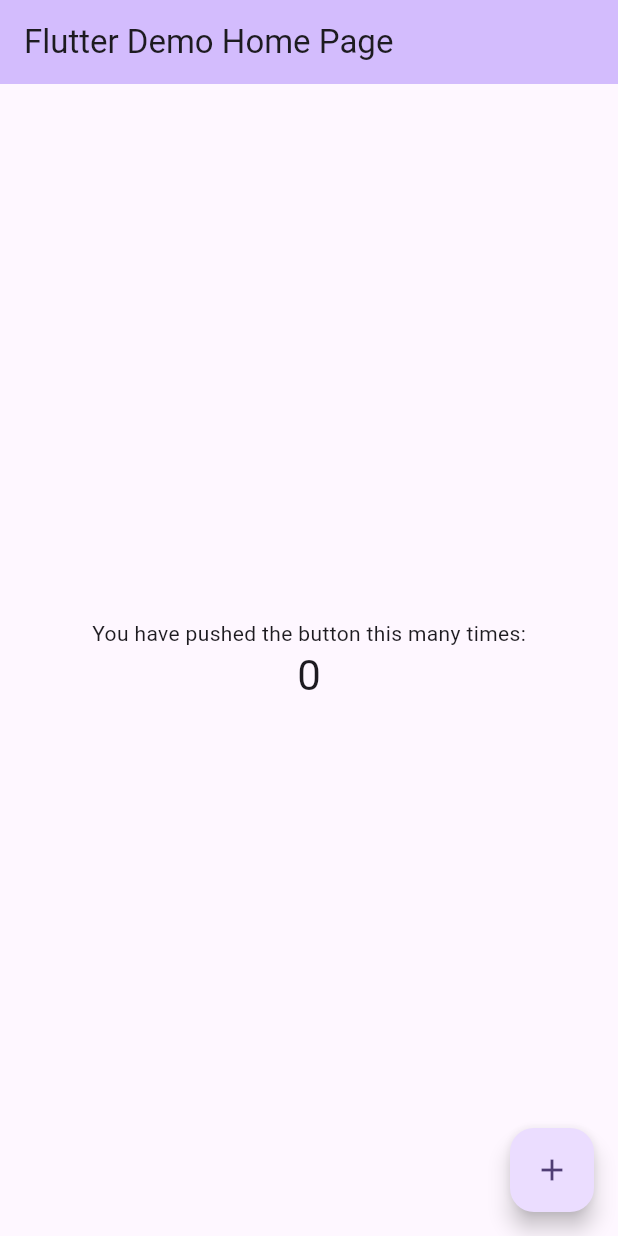
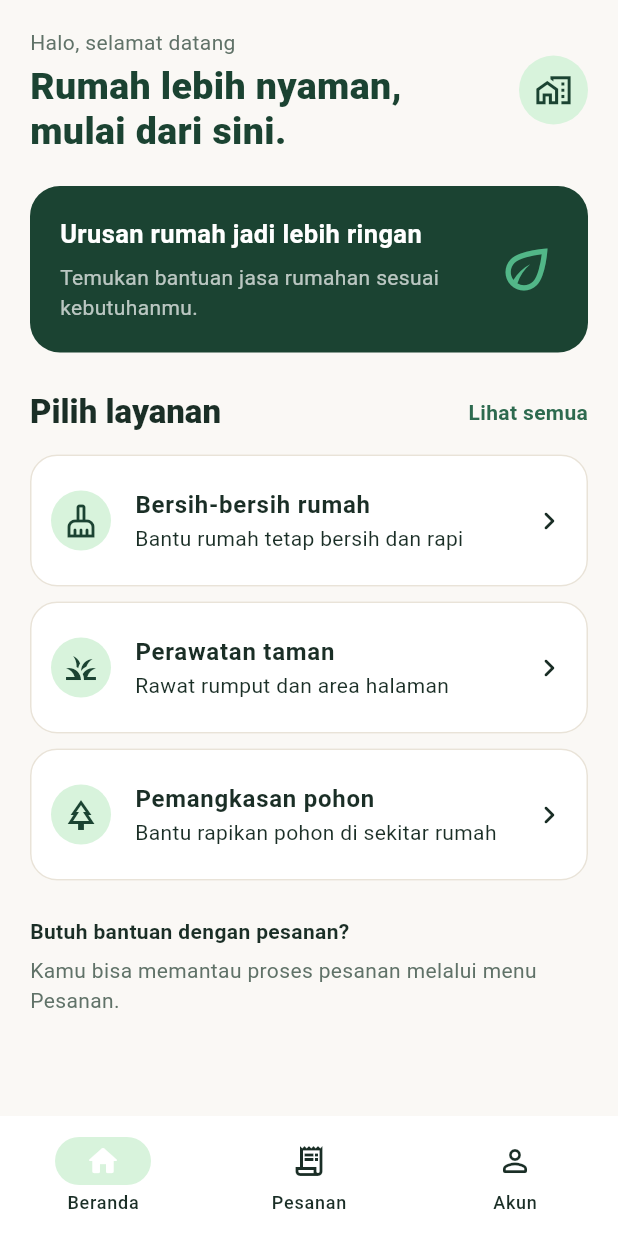
Before and after one commit to NielTur/jasa-rumahan, a Flutter app: the screen it shows after launch, on a phone screen of 412 x 824 dp. Run offline on Flutter 3.47's test engine with Material 3 defaults, Android fonts, the phone set to English and light mode, and no system bars; our stand-ins replace dio, shared_preferences.

Commit message:
feat(customer): implement eco green UI foundation

```diff
--- a/apps/customer_app/lib/main.dart
+++ b/apps/customer_app/lib/main.dart
@@ -1,122 +1,25 @@
 import 'package:flutter/material.dart';
+import 'package:core/core.dart';
 
-void main() {
+import 'theme/app_theme.dart';
+import 'ui/main_navigation_page.dart';
+
+Future<void> main() async {
+  WidgetsFlutterBinding.ensureInitialized();
+  await AppFormatters.initialize();
   runApp(const MyApp());
 }
 
 class MyApp extends StatelessWidget {
   const MyApp({super.key});
 
-  // This widget is the root of your application.
   @override
   Widget build(BuildContext context) {
     return MaterialApp(
-      title: 'Flutter Demo',
-      theme: ThemeData(
-        // This is the theme of your application.
-        //
-        // TRY THIS: Try running your application with "flutter run". You'll see
-        // the application has a purple toolbar. Then, without quitting the app,
-        // try changing the seedColor in the colorScheme below to Colors.green
-        // and then invoke "hot reload" (save your changes or press the "hot
-        // reload" button in a Flutter-supported IDE, or press "r" if you used
-        // the command line to start the app).
-        //
-        // Notice that the counter didn't reset back to zero; the application
-        // state is not lost during the reload. To reset the state, use hot
-        // restart instead.
-        //
-        // This works for code too, not just values: Most code changes can be
-        // tested with just a hot reload.
-        colorScheme: .fromSeed(seedColor: Colors.deepPurple),
-      ),
-      home: const MyHomePage(title: 'Flutter Demo Home Page'),
+      title: 'JasaRumahan',
+      debugShowCheckedModeBanner: false,
+      theme: AppTheme.lightTheme,
+      home: const MainNavigationPage(),
     );
   }
 }
-
-class MyHomePage extends StatefulWidget {
-  const MyHomePage({super.key, required this.title});
-
-  // This widget is the home page of your application. It is stateful, meaning
-  // that it has a State object (defined below) that contains fields that affect
-  // how it looks.
-
-  // This class is the configuration for the state. It holds the values (in this
-  // case the title) provided by the parent (in this case the App widget) and
-  // used by the build method of the State. Fields in a Widget subclass are
-  // always marked "final".
-
-  final String title;
-
-  @override
-  State<MyHomePage> createState() => _MyHomePageState();
-}
-
-class _MyHomePageState extends State<MyHomePage> {
-  int _counter = 0;
-
-  void _incrementCounter() {
-    setState(() {
-      // This call to setState tells the Flutter framework that something has
-      // changed in this State, which causes it to rerun the build method below
-      // so that the display can reflect the updated values. If we changed
-      // _counter without calling setState(), then the build method would not be
-      // called again, and so nothing would appear to happen.
-      _counter++;
-    });
-  }
-
-  @override
-  Widget build(BuildContext context) {
-    // This method is rerun every time setState is called, for instance as done
-    // by the _incrementCounter method above.
-    //
-    // The Flutter framework has been optimized to make rerunning build methods
-    // fast, so that you can just rebuild anything that needs updating rather
-    // than having to individually change instances of widgets.
-    return Scaffold(
-      appBar: AppBar(
-        // TRY THIS: Try changing the color here to a specific color (to
-        // Colors.amber, perhaps?) and trigger a hot reload to see the AppBar
-        // change color while the other colors stay the same.
-        backgroundColor: Theme.of(context).colorScheme.inversePrimary,
-        // Here we take the value from the MyHomePage object that was created by
-        // the App.build method, and use it to set our appbar title.
-        title: Text(widget.title),
-      ),
-      body: Center(
-        // Center is a layout widget. It takes a single child and positions it
-        // in the middle of the parent.
-        child: Column(
-          // Column is also a layout widget. It takes a list of children and
-          // arranges them vertically. By default, it sizes itself to fit its
-          // children horizontally, and tries to be as tall as its parent.
-          //
-          // Column has various properties to control how it sizes itself and
-          // how it positions its children. Here we use mainAxisAlignment to
-          // center the children vertically; the main axis here is the vertical
-          // axis because Columns are vertical (the cross axis would be
-          // horizontal).
-          //
-          // TRY THIS: Invoke "debug painting" (choose the "Toggle Debug Paint"
-          // action in the IDE, or press "p" in the console), to see the
-          // wireframe for each widget.
-          mainAxisAlignment: .center,
-          children: [
-            const Text('You have pushed the button this many times:'),
-            Text(
-              '$_counter',
-              style: Theme.of(context).textTheme.headlineMedium,
-            ),
-          ],
-        ),
-      ),
-      floatingActionButton: FloatingActionButton(
-        onPressed: _incrementCounter,
-        tooltip: 'Increment',
-        child: const Icon(Icons.add),
-      ),
-    );
-  }
-}
--- /dev/null
+++ b/apps/customer_app/lib/theme/app_colors.dart
@@ -0,0 +1,16 @@
+import 'package:flutter/material.dart';
+
+class AppColors {
+  static const forestDeep = Color(0xFF1B4332);
+  static const emeraldActive = Color(0xFF2D6A4F);
+  static const sageFresh = Color(0xFF52B788);
+  static const mintTint = Color(0xFFD8F3DC);
+  static const canvasCream = Color(0xFFFAF8F5);
+  static const surfaceSand = Color(0xFFF2EDE4);
+  static const borderHairline = Color(0xFFE9E3D8);
+  static const charcoalSlate = Color(0xFF1A2E26);
+  static const mutedStone = Color(0xFF607268);
+  static const amberWarning = Color(0xFFD97706);
+  static const coralDanger = Color(0xFFDC2626);
+  static const blueMidtrans = Color(0xFF002855);
+}
--- /dev/null
+++ b/apps/customer_app/lib/theme/app_theme.dart
@@ -0,0 +1,73 @@
+import 'package:flutter/material.dart';
+
+import 'app_colors.dart';
+
+class AppTheme {
+  static ThemeData get lightTheme {
+    const colorScheme = ColorScheme(
+      brightness: Brightness.light,
+      primary: AppColors.forestDeep,
+      onPrimary: Colors.white,
+      secondary: AppColors.emeraldActive,
+      onSecondary: Colors.white,
+      error: AppColors.coralDanger,
+      onError: Colors.white,
+      surface: Colors.white,
+      onSurface: AppColors.charcoalSlate,
+    );
+
+    return ThemeData(
+      useMaterial3: true,
+      colorScheme: colorScheme,
+      scaffoldBackgroundColor: AppColors.canvasCream,
+      fontFamily: 'Roboto',
+      appBarTheme: const AppBarTheme(
+        backgroundColor: AppColors.canvasCream,
+        foregroundColor: AppColors.charcoalSlate,
+        elevation: 0,
+        centerTitle: false,
+        titleTextStyle: TextStyle(
+          color: AppColors.charcoalSlate,
+          fontSize: 20,
+          fontWeight: FontWeight.w700,
+        ),
+      ),
+      cardTheme: CardThemeData(
+        color: Colors.white,
+        elevation: 0,
+        margin: EdgeInsets.zero,
+        shape: RoundedRectangleBorder(
+          borderRadius: BorderRadius.circular(18),
+          side: const BorderSide(color: AppColors.borderHairline),
+        ),
+      ),
+      elevatedButtonTheme: ElevatedButtonThemeData(
+        style: ElevatedButton.styleFrom(
+          backgroundColor: AppColors.forestDeep,
+          foregroundColor: Colors.white,
+          minimumSize: const Size.fromHeight(48),
+          shape: RoundedRectangleBorder(
+            borderRadius: BorderRadius.circular(14),
+          ),
+        ),
+      ),
+      inputDecorationTheme: InputDecorationTheme(
+        filled: true,
+        fillColor: Colors.white,
+        border: OutlineInputBorder(
+          borderRadius: BorderRadius.circular(14),
+          borderSide: const BorderSide(color: AppColors.borderHairline),
+        ),
+        enabledBorder: OutlineInputBorder(
+          borderRadius: BorderRadius.circular(14),
+          borderSide: const BorderSide(color: AppColors.borderHairline),
+        ),
+      ),
+      navigationBarTheme: const NavigationBarThemeData(
+        backgroundColor: Colors.white,
+        indicatorColor: AppColors.mintTint,
+        labelBehavior: NavigationDestinationLabelBehavior.alwaysShow,
+      ),
+    );
+  }
+}
--- /dev/null
+++ b/apps/customer_app/lib/ui/home_page.dart
@@ -0,0 +1,156 @@
+import 'package:flutter/material.dart';
+
+import '../theme/app_colors.dart';
+
+class HomePage extends StatelessWidget {
+  const HomePage({super.key});
+
+  @override
+  Widget build(BuildContext context) {
+    return SafeArea(
+      child: ListView(
+        padding: const EdgeInsets.fromLTRB(20, 18, 20, 28),
+        children: [
+          Row(
+            children: [
+              const Expanded(
+                child: Column(
+                  crossAxisAlignment: CrossAxisAlignment.start,
+                  children: [
+                    Text('Halo, selamat datang',
+                        style: TextStyle(color: AppColors.mutedStone)),
+                    SizedBox(height: 4),
+                    Text('Rumah lebih nyaman,\nmulai dari sini.',
+                        style: TextStyle(
+                          color: AppColors.forestDeep,
+                          fontSize: 25,
+                          height: 1.2,
+                          fontWeight: FontWeight.w800,
+                        )),
+                  ],
+                ),
+              ),
+              CircleAvatar(
+                radius: 23,
+                backgroundColor: AppColors.mintTint,
+                child: Icon(Icons.home_work_outlined,
+                    color: AppColors.forestDeep, size: 25),
+              ),
+            ],
+          ),
+          const SizedBox(height: 22),
+          const _WelcomeBanner(),
+          const SizedBox(height: 26),
+          Row(
+            mainAxisAlignment: MainAxisAlignment.spaceBetween,
+            children: [
+              Text('Pilih layanan',
+                  style: Theme.of(context).textTheme.titleLarge?.copyWith(
+                        fontWeight: FontWeight.w800,
+                        color: AppColors.charcoalSlate,
+                      )),
+              const Text('Lihat semua',
+                  style: TextStyle(
+                      color: AppColors.emeraldActive,
+                      fontWeight: FontWeight.w700)),
+            ],
+          ),
+          const SizedBox(height: 14),
+          const _ServiceTile(
+            icon: Icons.cleaning_services_outlined,
+            title: 'Bersih-bersih rumah',
+            subtitle: 'Bantu rumah tetap bersih dan rapi',
+          ),
+          const SizedBox(height: 10),
+          const _ServiceTile(
+            icon: Icons.grass_outlined,
+            title: 'Perawatan taman',
+            subtitle: 'Rawat rumput dan area halaman',
+          ),
+          const SizedBox(height: 10),
+          const _ServiceTile(
+            icon: Icons.park_outlined,
+            title: 'Pemangkasan pohon',
+            subtitle: 'Bantu rapikan pohon di sekitar rumah',
+          ),
+          const SizedBox(height: 24),
+          const Text('Butuh bantuan dengan pesanan?',
+              style: TextStyle(
+                  color: AppColors.charcoalSlate,
+                  fontWeight: FontWeight.w700)),
+          const SizedBox(height: 6),
+          const Text(
+            'Kamu bisa memantau proses pesanan melalui menu Pesanan.',
+            style: TextStyle(color: AppColors.mutedStone, height: 1.4),
+          ),
+        ],
+      ),
+    );
+  }
+}
+
+class _WelcomeBanner extends StatelessWidget {
+  const _WelcomeBanner();
+
+  @override
+  Widget build(BuildContext context) {
+    return Container(
+      padding: const EdgeInsets.all(20),
+      decoration: BoxDecoration(
+        color: AppColors.forestDeep,
+        borderRadius: BorderRadius.circular(20),
+      ),
+      child: const Row(
+        children: [
+          Expanded(
+            child: Column(
+              crossAxisAlignment: CrossAxisAlignment.start,
+              children: [
+                Text('Urusan rumah jadi lebih ringan',
+                    style: TextStyle(
+                        color: Colors.white,
+                        fontSize: 17,
+                        fontWeight: FontWeight.w700)),
+                SizedBox(height: 7),
+                Text('Temukan bantuan jasa rumahan sesuai kebutuhanmu.',
+                    style: TextStyle(color: Colors.white70, height: 1.4)),
+              ],
+            ),
+          ),
+          SizedBox(width: 10),
+          Icon(Icons.eco_outlined, color: AppColors.sageFresh, size: 42),
+        ],
+      ),
+    );
+  }
+}
+
+class _ServiceTile extends StatelessWidget {
+  const _ServiceTile({
+    required this.icon,
+    required this.title,
+    required this.subtitle,
+  });
+
+  final IconData icon;
+  final String title;
+  final String subtitle;
+
+  @override
+  Widget build(BuildContext context) {
+    return Card(
+      child: ListTile(
+        contentPadding: const EdgeInsets.symmetric(horizontal: 14, vertical: 8),
+        leading: CircleAvatar(
+          backgroundColor: AppColors.mintTint,
+          child: Icon(icon, color: AppColors.forestDeep),
+        ),
+        title: Text(title,
+            style: const TextStyle(fontWeight: FontWeight.w700)),
+        subtitle: Text(subtitle),
+        trailing: const Icon(Icons.chevron_right_rounded),
+        onTap: () {},
+      ),
+    );
+  }
+}
--- /dev/null
+++ b/apps/customer_app/lib/ui/main_navigation_page.dart
@@ -0,0 +1,48 @@
+import 'package:flutter/material.dart';
+
+import 'account_page.dart';
+import 'home_page.dart';
+import 'orders_page.dart';
+
+class MainNavigationPage extends StatefulWidget {
+  const MainNavigationPage({super.key});
+
+  @override
+  State<MainNavigationPage> createState() => _MainNavigationPageState();
+}
+
+class _MainNavigationPageState extends State<MainNavigationPage> {
+  int _selectedIndex = 0;
+
+  static const _pages = [HomePage(), OrdersPage(), AccountPage()];
+
+  @override
+  Widget build(BuildContext context) {
+    return Scaffold(
+      body: IndexedStack(index: _selectedIndex, children: _pages),
+      bottomNavigationBar: NavigationBar(
+        selectedIndex: _selectedIndex,
+        onDestinationSelected: (index) {
+          setState(() => _selectedIndex = index);
+        },
+        destinations: const [
+          NavigationDestination(
+            icon: Icon(Icons.home_outlined),
+            selectedIcon: Icon(Icons.home_rounded),
+            label: 'Beranda',
+          ),
+          NavigationDestination(
+            icon: Icon(Icons.receipt_long_outlined),
+            selectedIcon: Icon(Icons.receipt_long_rounded),
+            label: 'Pesanan',
+          ),
+          NavigationDestination(
+            icon: Icon(Icons.person_outline_rounded),
+            selectedIcon: Icon(Icons.person_rounded),
+            label: 'Akun',
+          ),
+        ],
+      ),
+    );
+  }
+}
```
Also changed, not shown: apps/customer_app/lib/ui/account_page.dart (added, +81 -0 lines), apps/customer_app/lib/ui/orders_page.dart (added, +48 -0 lines), 1 other file.
